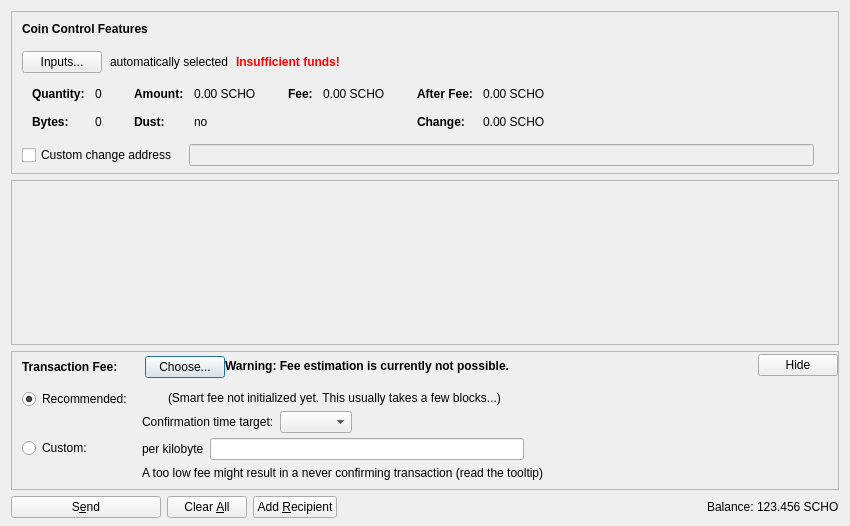
Above: src/qt/forms/sendcoinsdialog.ui from scholarshipcoin/scholarshipcoin before the change. Below: the same form after it.
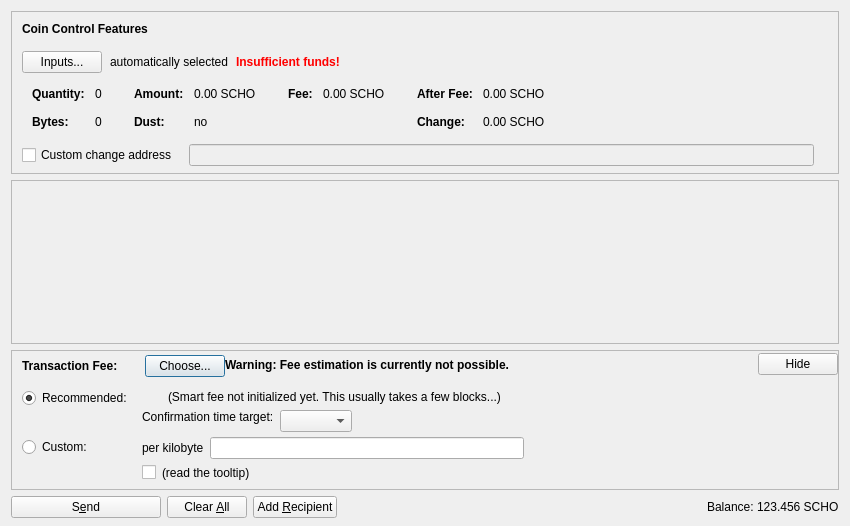
That is the form after the change. Icons and pictures are not drawn. Custom widgets are drawn as their Qt base class.

Patch:
```diff
--- a/src/qt/forms/sendcoinsdialog.ui
+++ b/src/qt/forms/sendcoinsdialog.ui
@@ -878,7 +878,17 @@
                <item>
                 <layout class="QHBoxLayout" name="horizontalLayoutFee8">
                  <item>
-                  <widget class="QLabel" name="labelCustomFeeWarning">
+                  <widget class="QCheckBox" name="checkBoxMinimumFee">
+                   <property name="toolTip">
+                    <string>Paying only the minimum fee is just fine as long as there is less transaction volume than space in the blocks. But be aware that this can end up in a never confirming transaction once there is more demand for scholarshipcoin transactions than the network can process.</string>
+                   </property>
+                   <property name="text">
+                    <string/>
+                   </property>
+                  </widget>
+                 </item>
+                 <item>
+                  <widget class="QLabel" name="labelMinFeeWarning">
                    <property name="enabled">
                     <bool>true</bool>
                    </property>
@@ -886,7 +896,10 @@
                     <string>When there is less transaction volume than space in the blocks, miners as well as relaying nodes may enforce a minimum fee. Paying only this minimum fee is just fine, but be aware that this can result in a never confirming transaction once there is more demand for scholarship transactions than the network can process.</string>
                    </property>
                    <property name="text">
-                    <string>A too low fee might result in a never confirming transaction (read the tooltip)</string>
+                    <string>(read the tooltip)</string>
+                   </property>
+                   <property name="margin">
+                    <number>5</number>
                    </property>
                   </widget>
                  </item>
@@ -979,6 +992,9 @@
                    <property name="text">
                     <string/>
                    </property>
+                   <property name="margin">
+                    <number>2</number>
+                   </property>
                   </widget>
                  </item>
                  <item>
@@ -993,6 +1009,9 @@
                    <property name="text">
                     <string>(Smart fee not initialized yet. This usually takes a few blocks...)</string>
                    </property>
+                   <property name="margin">
+                    <number>2</number>
+                   </property>
                   </widget>
                  </item>
                  <item>
@@ -1019,8 +1038,24 @@
                      <property name="text">
                       <string>Confirmation time target:</string>
                      </property>
+                     <property name="margin">
+                      <number>2</number>
+                     </property>
                     </widget>
                    </item>
+                   <item>
+                    <spacer name="verticalSpacer_3">
+                     <property name="orientation">
+                      <enum>Qt::Vertical</enum>
+                     </property>
+                     <property name="sizeHint" stdset="0">
+                      <size>
+                       <width>1</width>
+                       <height>1</height>
+                      </size>
+                     </property>
+                    </spacer>
+                   </item>
                   </layout>
                  </item>
                  <item>
```
Left out of the diff: 6 changed lines with no effect on the pictures.
